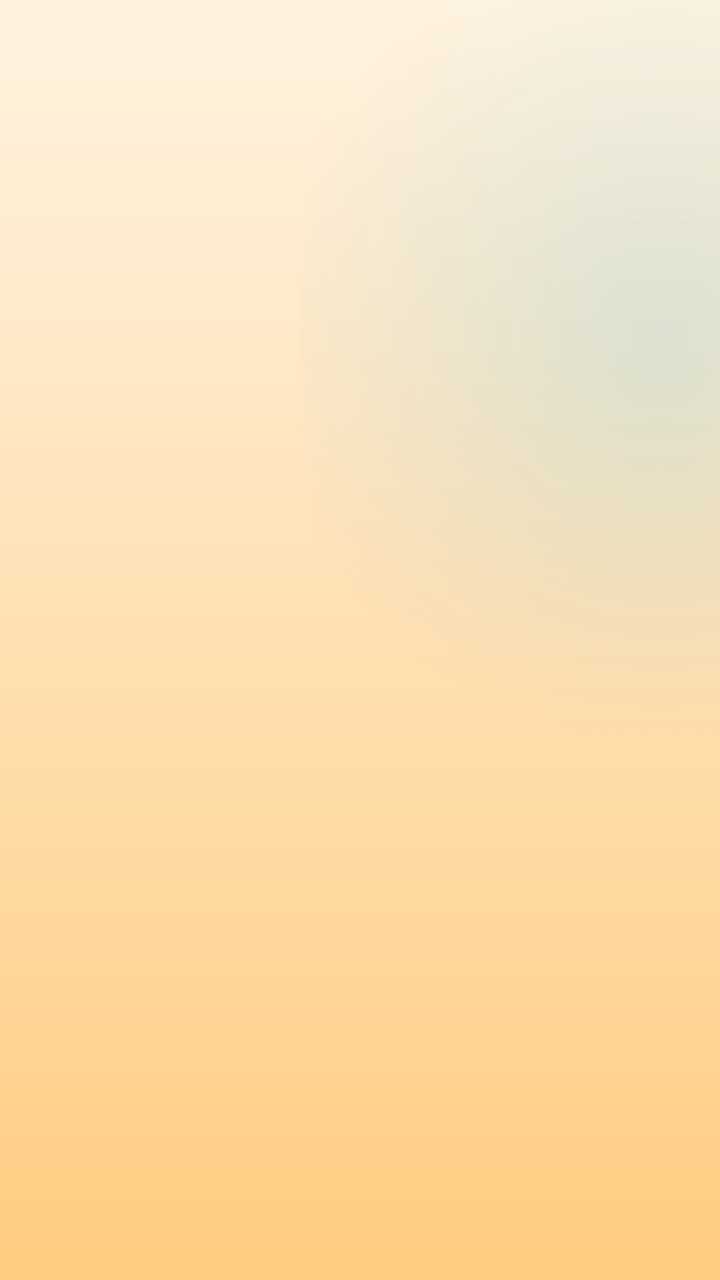
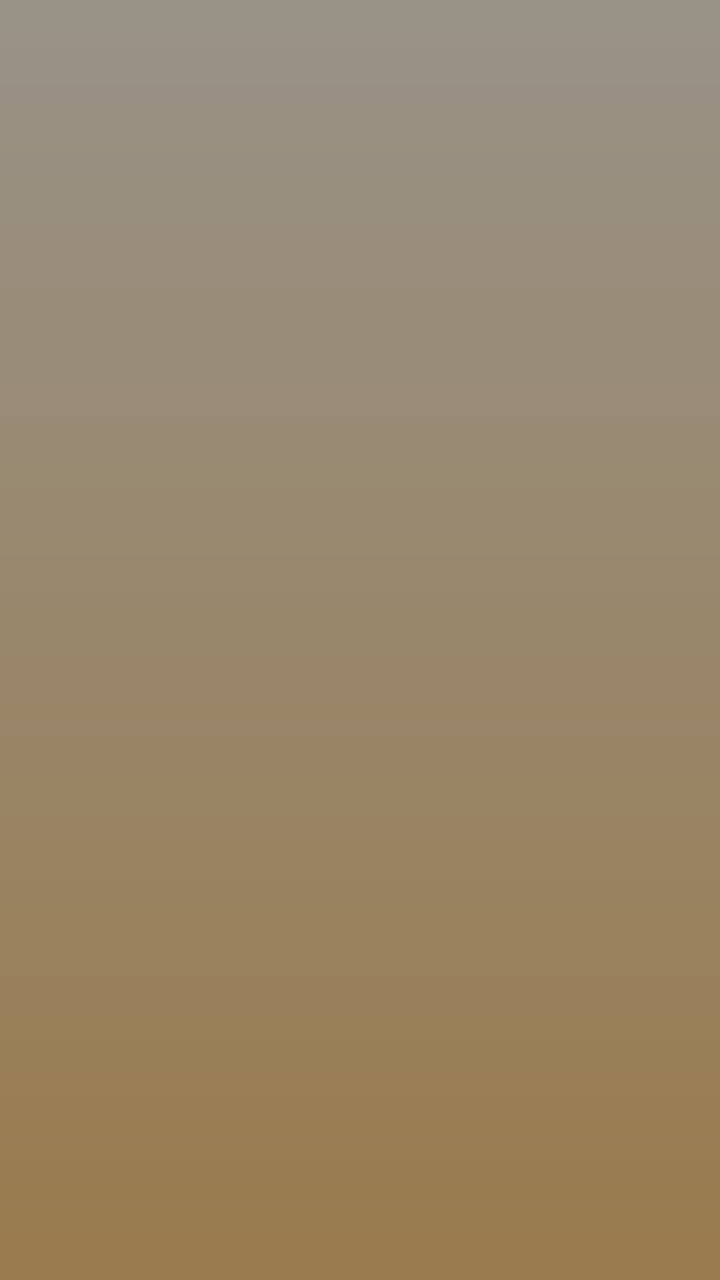

Before-and-after screenshots of an Android layout around one commit, followed by the original layout XML and the change that was made.
<!-- AndroidManifest.xml: application theme Theme.CyberSafetyGame -->
<!-- res/layout/activity_main.xml -->
<?xml version="1.0" encoding="utf-8"?>
<androidx.constraintlayout.widget.ConstraintLayout
    xmlns:android="http://schemas.android.com/apk/res/android"
    xmlns:app="http://schemas.android.com/apk/res-auto"
    android:layout_width="match_parent"
    android:layout_height="match_parent"
    android:background="@drawable/bg_menu_gradient">

    
    <View
        android:layout_width="0dp"
        android:layout_height="0dp"
        android:background="@drawable/glow_circle"
        android:translationX="150dp"
        android:translationY="-150dp"
        app:layout_constraintTop_toTopOf="parent"
        app:layout_constraintEnd_toEndOf="parent"
        app:layout_constraintStart_toStartOf="parent"
        app:layout_constraintBottom_toBottomOf="parent" />

    
    <TextView
        android:id="@+id/tvLogo"
        android:layout_width="wrap_content"
        android:layout_height="wrap_content"
        android:text="🛡️"
        android:textSize="80sp"
        android:layout_marginTop="110dp"
        android:alpha="0"
        app:layout_constraintTop_toTopOf="parent"
        app:layout_constraintStart_toStartOf="parent"
        app:layout_constraintEnd_toEndOf="parent" />

    
    <TextView
        android:id="@+id/tvTitle"
        android:layout_width="wrap_content"
        android:layout_height="wrap_content"
        android:text="БЕЗОПАСНО"
        android:textColor="#3E2723"
        android:textSize="42sp"
        android:textStyle="bold"
        android:letterSpacing="0.15"
        android:shadowColor="#FFB74D"
        android:shadowDx="3"
        android:shadowDy="3"
        android:shadowRadius="0"
        android:layout_marginTop="20dp"
        android:alpha="0"
        app:layout_constraintTop_toBottomOf="@id/tvLogo"
        app:layout_constraintStart_toStartOf="parent"
        app:layout_constraintEnd_toEndOf="parent" />

    
    <View
        android:id="@+id/vDivider"
        android:layout_width="80dp"
        android:layout_height="4dp"
        android:background="#E67E22"
        android:layout_marginTop="14dp"
        android:alpha="0"
        app:layout_constraintTop_toBottomOf="@id/tvTitle"
        app:layout_constraintStart_toStartOf="parent"
        app:layout_constraintEnd_toEndOf="parent" />

    
    <TextView
        android:id="@+id/tvSubtitle"
        android:layout_width="wrap_content"
        android:layout_height="wrap_content"
        android:text="ИГРА О КИБЕРБЕЗОПАСНОСТИ"
        android:textColor="#8D6E63"
        android:textSize="12sp"
        android:letterSpacing="0.35"
        android:textStyle="bold"
        android:layout_marginTop="14dp"
        android:alpha="0"
        app:layout_constraintTop_toBottomOf="@id/vDivider"
        app:layout_constraintStart_toStartOf="parent"
        app:layout_constraintEnd_toEndOf="parent" />

    
    <com.google.android.material.button.MaterialButton
        android:id="@+id/btnNewGame"
        android:layout_width="0dp"
        android:layout_height="76dp"
        android:text="НАЧАТЬ ИГРУ"
        android:textSize="20sp"
        android:textStyle="bold"
        android:textColor="#FFF8E1"
        android:letterSpacing="0.12"
        android:layout_marginStart="40dp"
        android:layout_marginEnd="40dp"
        android:layout_marginBottom="20dp"
        android:background="@drawable/btn_wood_primary"
        app:backgroundTint="@null"
        app:elevation="8dp"
        android:alpha="0"
        app:layout_constraintBottom_toTopOf="@id/btnStory"
        app:layout_constraintStart_toStartOf="parent"
        app:layout_constraintEnd_toEndOf="parent" />

    
    <com.google.android.material.button.MaterialButton
        android:id="@+id/btnStory"
        android:layout_width="0dp"
        android:layout_height="76dp"
        android:text="ИСТОРИЯ"
        android:textSize="20sp"
        android:textStyle="bold"
        android:textColor="#FFF8E1"
        android:letterSpacing="0.12"
        android:layout_marginStart="40dp"
        android:layout_marginEnd="40dp"
        android:layout_marginBottom="50dp"
        android:background="@drawable/btn_wood_secondary"
        app:backgroundTint="@null"
        app:elevation="8dp"
        android:alpha="0"
        app:layout_constraintBottom_toBottomOf="parent"
        app:layout_constraintStart_toStartOf="parent"
        app:layout_constraintEnd_toEndOf="parent" />

    
    <TextView
        android:id="@+id/tvVersion"
        android:layout_width="wrap_content"
        android:layout_height="wrap_content"
        android:text="v1.0"
        android:textColor="#A1887F"
        android:textSize="11sp"
        android:letterSpacing="0.2"
        android:layout_marginBottom="16dp"
        android:alpha="0"
        app:layout_constraintBottom_toBottomOf="parent"
        app:layout_constraintStart_toStartOf="parent"
        app:layout_constraintEnd_toEndOf="parent" />

</androidx.constraintlayout.widget.ConstraintLayout>
<!-- resources referenced by this layout -->
<resources>
  <!-- drawable bg_menu_gradient (drawable) -->
  <?xml version="1.0" encoding="utf-8"?>
  <shape xmlns:android="http://schemas.android.com/apk/res/android"
      android:shape="rectangle">
      <gradient
          android:angle="270"
          android:startColor="#FFF3E0"
          android:centerColor="#FFE0B2"
          android:endColor="#FFCC80"
          android:type="linear" />
  </shape>
  <!-- drawable btn_wood_primary (drawable) -->
  <?xml version="1.0" encoding="utf-8"?>
  <layer-list xmlns:android="http://schemas.android.com/apk/res/android">
  
      
      <item>
          <shape android:shape="rectangle">
              <corners android:radius="20dp" />
              <solid android:color="#3E2723" />
          </shape>
      </item>
  
      
      <item
          android:bottom="6dp"
          android:top="0dp">
          <shape android:shape="rectangle">
              <corners android:radius="20dp" />
              <solid android:color="#D35400" />
              <stroke
                  android:width="3dp"
                  android:color="#5D3A1A" />
              <gradient
                  android:angle="270"
                  android:startColor="#F39C12"
                  android:centerColor="#E67E22"
                  android:endColor="#D35400"
                  android:type="linear" />
          </shape>
      </item>
  
      
      <item
          android:bottom="44dp"
          android:top="8dp"
          android:left="20dp"
          android:right="20dp">
          <shape android:shape="rectangle">
              <corners android:radius="10dp" />
              <solid android:color="#33FFFFFF" />
          </shape>
      </item>
  
  </layer-list>
  <!-- drawable btn_wood_secondary (drawable) -->
  <?xml version="1.0" encoding="utf-8"?>
  <layer-list xmlns:android="http://schemas.android.com/apk/res/android">
  
      
      <item>
          <shape android:shape="rectangle">
              <corners android:radius="20dp" />
              <solid android:color="#3E2723" />
          </shape>
      </item>
  
      
      <item
          android:bottom="6dp"
          android:top="0dp">
          <shape android:shape="rectangle">
              <corners android:radius="20dp" />
              <solid android:color="#8D6E63" />
              <stroke
                  android:width="3dp"
                  android:color="#4E342E" />
              <gradient
                  android:angle="270"
                  android:startColor="#A1887F"
                  android:centerColor="#8D6E63"
                  android:endColor="#6D4C41"
                  android:type="linear" />
          </shape>
      </item>
  
      
      <item
          android:bottom="44dp"
          android:top="8dp"
          android:left="20dp"
          android:right="20dp">
          <shape android:shape="rectangle">
              <corners android:radius="10dp" />
              <solid android:color="#33FFFFFF" />
          </shape>
      </item>
  
  </layer-list>
  <!-- drawable glow_circle (drawable) -->
  <?xml version="1.0" encoding="utf-8"?>
  <shape xmlns:android="http://schemas.android.com/apk/res/android"
      android:shape="oval">
      <gradient
          android:type="radial"
          android:gradientRadius="200dp"
          android:startColor="#334FC3F7"
          android:endColor="#004FC3F7" />
  </shape>
  <style name="Theme.CyberSafetyGame" parent="Base.Theme.CyberSafetyGame" />
  <style name="Base.Theme.CyberSafetyGame" parent="Theme.Material3.DayNight.NoActionBar">
          
          
      </style>
</resources>

<!-- the commit's change to res/layout/activity_main.xml (unified diff, before → after) -->
@@ -7,47 +7,51 @@
     android:background="@drawable/bg_menu_gradient">
 
     
+    <ImageView
+        android:id="@+id/ivKid"
+        android:layout_width="0dp"
+        android:layout_height="0dp"
+        android:scaleType="centerCrop"
+        android:alpha="1"
+        app:layout_constraintTop_toTopOf="parent"
+        app:layout_constraintBottom_toBottomOf="parent"
+        app:layout_constraintStart_toStartOf="parent"
+        app:layout_constraintEnd_toEndOf="parent" />
+
+    
     <View
         android:layout_width="0dp"
         android:layout_height="0dp"
-        android:background="@drawable/glow_circle"
-        android:translationX="150dp"
-        android:translationY="-150dp"
+        android:background="#66000000"
         app:layout_constraintTop_toTopOf="parent"
-        app:layout_constraintEnd_toEndOf="parent"
-        app:layout_constraintStart_toStartOf="parent"
-        app:layout_constraintBottom_toBottomOf="parent" />
-
-    
-    <TextView
-        android:id="@+id/tvLogo"
-        android:layout_width="wrap_content"
-        android:layout_height="wrap_content"
-        android:text="🛡️"
-        android:textSize="80sp"
-        android:layout_marginTop="110dp"
-        android:alpha="0"
-        app:layout_constraintTop_toTopOf="parent"
+        app:layout_constraintBottom_toBottomOf="parent"
         app:layout_constraintStart_toStartOf="parent"
         app:layout_constraintEnd_toEndOf="parent" />
 
     
     <TextView
         android:id="@+id/tvTitle"
-        android:layout_width="wrap_content"
+        android:layout_width="0dp"
         android:layout_height="wrap_content"
-        android:text="БЕЗОПАСНО"
-        android:textColor="#3E2723"
+        android:text="SMART BOY"
+        android:textColor="#FFB74D"
         android:textSize="42sp"
         android:textStyle="bold"
-        android:letterSpacing="0.15"
-        android:shadowColor="#FFB74D"
+        android:letterSpacing="0.05"
+        android:gravity="center"
+        android:shadowColor="#3E2723"
         android:shadowDx="3"
         android:shadowDy="3"
         android:shadowRadius="0"
-        android:layout_marginTop="20dp"
+        android:layout_marginTop="60dp"
+        android:layout_marginStart="16dp"
+        android:layout_marginEnd="16dp"
         android:alpha="0"
-        app:layout_constraintTop_toBottomOf="@id/tvLogo"
+        app:autoSizeTextType="uniform"
+        app:autoSizeMinTextSize="30sp"
+        app:autoSizeMaxTextSize="42sp"
+        app:autoSizeStepGranularity="2sp"
+        app:layout_constraintTop_toTopOf="parent"
         app:layout_constraintStart_toStartOf="parent"
         app:layout_constraintEnd_toEndOf="parent" />
 
@@ -56,7 +60,7 @@
         android:id="@+id/vDivider"
         android:layout_width="80dp"
         android:layout_height="4dp"
-        android:background="#E67E22"
+        android:background="#FFB74D"
         android:layout_marginTop="14dp"
         android:alpha="0"
         app:layout_constraintTop_toBottomOf="@id/tvTitle"
@@ -64,15 +68,20 @@
         app:layout_constraintEnd_toEndOf="parent" />
 
     
+    
     <TextView
         android:id="@+id/tvSubtitle"
         android:layout_width="wrap_content"
         android:layout_height="wrap_content"
         android:text="ИГРА О КИБЕРБЕЗОПАСНОСТИ"
-        android:textColor="#8D6E63"
-        android:textSize="12sp"
-        android:letterSpacing="0.35"
+        android:textColor="#FFAB91"
+        android:textSize="14sp"
         android:textStyle="bold"
+        android:letterSpacing="0.25"
+        android:shadowColor="#3E2723"
+        android:shadowDx="2"
+        android:shadowDy="2"
+        android:shadowRadius="4"
         android:layout_marginTop="14dp"
         android:alpha="0"
         app:layout_constraintTop_toBottomOf="@id/vDivider"
@@ -127,7 +136,7 @@
         android:layout_width="wrap_content"
         android:layout_height="wrap_content"
         android:text="v1.0"
-        android:textColor="#A1887F"
+        android:textColor="#FFF8E1"
         android:textSize="11sp"
         android:letterSpacing="0.2"
         android:layout_marginBottom="16dp"
<!-- resource entries referenced after the edit -->
@@ -16,41 +16,46 @@
   <layer-list xmlns:android="http://schemas.android.com/apk/res/android">
   
       
-      <item>
+      <item
+          android:left="0dp"
+          android:right="0dp"
+          android:top="0dp"
+          android:bottom="0dp">
           <shape android:shape="rectangle">
-              <corners android:radius="20dp" />
-              <solid android:color="#3E2723" />
+              <corners android:radius="22dp" />
+              <solid android:color="#1A1A1A" />
           </shape>
       </item>
   
       
       <item
-          android:bottom="6dp"
-          android:top="0dp">
+          android:left="4dp"
+          android:right="4dp"
+          android:top="4dp"
+          android:bottom="9dp">
           <shape android:shape="rectangle">
               <corners android:radius="20dp" />
-              <solid android:color="#D35400" />
-              <stroke
-                  android:width="3dp"
-                  android:color="#5D3A1A" />
               <gradient
                   android:angle="270"
-                  android:startColor="#F39C12"
+                  android:startColor="#F5B041"
                   android:centerColor="#E67E22"
-                  android:endColor="#D35400"
+                  android:endColor="#B85C00"
                   android:type="linear" />
+              <stroke
+                  android:width="1dp"
+                  android:color="#6D4C41" />
           </shape>
       </item>
   
       
       <item
-          android:bottom="44dp"
-          android:top="8dp"
-          android:left="20dp"
-          android:right="20dp">
+          android:left="16dp"
+          android:right="16dp"
+          android:top="10dp"
+          android:bottom="56dp">
           <shape android:shape="rectangle">
-              <corners android:radius="10dp" />
-              <solid android:color="#33FFFFFF" />
+              <corners android:radius="12dp" />
+              <solid android:color="#55FFFFFF" />
           </shape>
       </item>
   
@@ -60,55 +65,50 @@
   <layer-list xmlns:android="http://schemas.android.com/apk/res/android">
   
       
-      <item>
+      <item
+          android:left="0dp"
+          android:right="0dp"
+          android:top="0dp"
+          android:bottom="0dp">
           <shape android:shape="rectangle">
-              <corners android:radius="20dp" />
-              <solid android:color="#3E2723" />
+              <corners android:radius="22dp" />
+              <solid android:color="#1A1A1A" />
           </shape>
       </item>
   
       
       <item
-          android:bottom="6dp"
-          android:top="0dp">
+          android:left="4dp"
+          android:right="4dp"
+          android:top="4dp"
+          android:bottom="9dp">
           <shape android:shape="rectangle">
               <corners android:radius="20dp" />
-              <solid android:color="#8D6E63" />
-              <stroke
-                  android:width="3dp"
-                  android:color="#4E342E" />
               <gradient
                   android:angle="270"
-                  android:startColor="#A1887F"
+                  android:startColor="#B0A398"
                   android:centerColor="#8D6E63"
-                  android:endColor="#6D4C41"
+                  android:endColor="#5D4037"
                   android:type="linear" />
+              <stroke
+                  android:width="1dp"
+                  android:color="#4E342E" />
           </shape>
       </item>
   
       
       <item
-          android:bottom="44dp"
-          android:top="8dp"
-          android:left="20dp"
-          android:right="20dp">
+          android:left="16dp"
+          android:right="16dp"
+          android:top="10dp"
+          android:bottom="56dp">
           <shape android:shape="rectangle">
-              <corners android:radius="10dp" />
-              <solid android:color="#33FFFFFF" />
+              <corners android:radius="12dp" />
+              <solid android:color="#55FFFFFF" />
           </shape>
       </item>
   
   </layer-list>
-  <!-- drawable glow_circle (drawable) -->
-  <?xml version="1.0" encoding="utf-8"?>
-  <shape xmlns:android="http://schemas.android.com/apk/res/android"
-      android:shape="oval">
-      <gradient
-          android:type="radial"
-          android:gradientRadius="200dp"
-          android:startColor="#334FC3F7"
-          android:endColor="#004FC3F7" />
-  </shape>
   <style name="Theme.CyberSafetyGame" parent="Base.Theme.CyberSafetyGame" />
   <style name="Base.Theme.CyberSafetyGame" parent="Theme.Material3.DayNight.NoActionBar">
           
